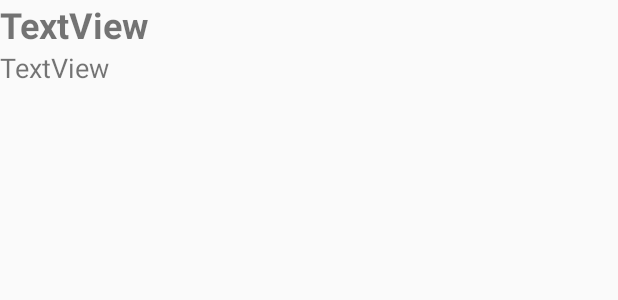
After one commit to Shirados9/EMA-Project, an Android app: the layout zeitzone_scrollview.xml on its own in the app's theme, with its tools: preview values and no code run, on a phone screen of 412 x 824 dp. The commit adds this screen. Shown: the top 300 px of the screen. Run offline under Robolectric (Android 15) with nearby library versions, the phone set to English and light mode, and no system bars.

Commit message:
Versucht nen eigenen Adapter für Scrollview zu buaen

```diff
--- a/app/src/main/res/layout/fragment_weltuhr.xml
+++ b/app/src/main/res/layout/fragment_weltuhr.xml
@@ -23,6 +23,7 @@
 
 
         <LinearLayout
+            android:id="@+id/ViewLayout"
             android:layout_width="wrap_content"
             android:layout_height="wrap_content"
             android:orientation="vertical">
@@ -100,7 +101,7 @@
         android:layout_width="wrap_content"
         android:layout_height="wrap_content"
         android:layout_marginBottom="24dp"
-        android:text="TextView"
+        android:text="Derzeitige Zeitzone"
         android:textColor="#FAF6F6"
         app:layout_constraintBottom_toTopOf="@+id/scrollView2"
         app:layout_constraintEnd_toEndOf="parent"
--- /dev/null
+++ b/app/src/main/res/layout/zeitzone_scrollview.xml
@@ -0,0 +1,32 @@
+<?xml version="1.0" encoding="utf-8"?>
+<LinearLayout xmlns:android="http://schemas.android.com/apk/res/android"
+    xmlns:tools="http://schemas.android.com/tools"
+    android:layout_width="match_parent"
+    android:layout_height="wrap_content"
+    android:gravity="center_vertical"
+    android:orientation="horizontal">
+
+    <LinearLayout
+        android:layout_width="match_parent"
+        android:layout_height="match_parent"
+        android:gravity="center_vertical"
+        android:orientation="vertical">
+
+        <TextView
+            android:id="@+id/TextviewOben"
+            android:layout_width="wrap_content"
+            android:layout_height="wrap_content"
+            android:layout_weight="1"
+            android:text="TextView"
+            android:textSize="24sp"
+            android:textStyle="bold" />
+
+        <TextView
+            android:id="@+id/TextviewUnten"
+            android:layout_width="wrap_content"
+            android:layout_height="wrap_content"
+            android:layout_weight="1"
+            android:text="TextView"
+            android:textSize="18sp" />
+    </LinearLayout>
+</LinearLayout>
```
Also changed, not shown: app/src/main/java/NWUP/com/CustomListAdapter.java (added, +45 -0 lines), app/src/main/java/NWUP/com/WeltuhrFragment.kt (+8 -0 lines).
